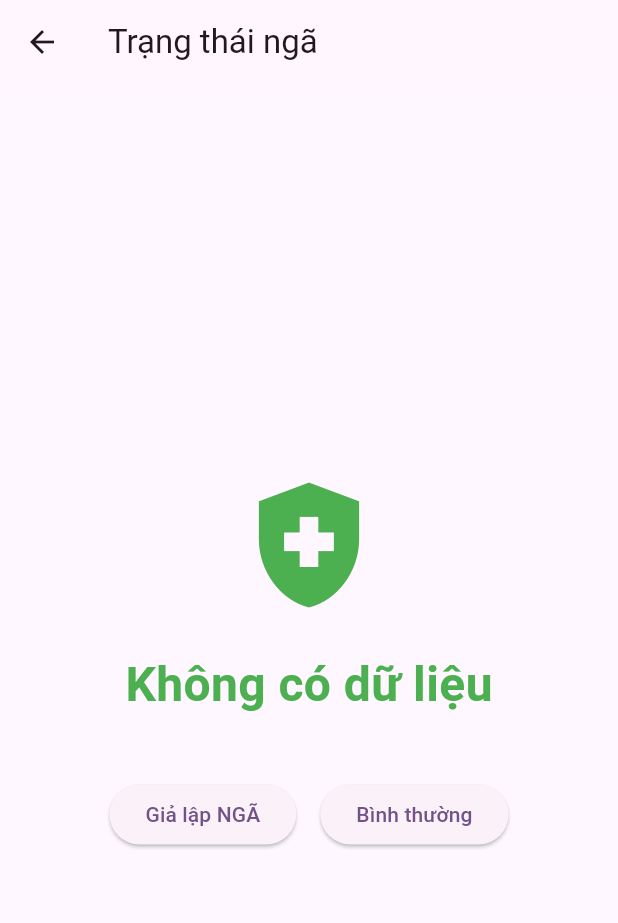
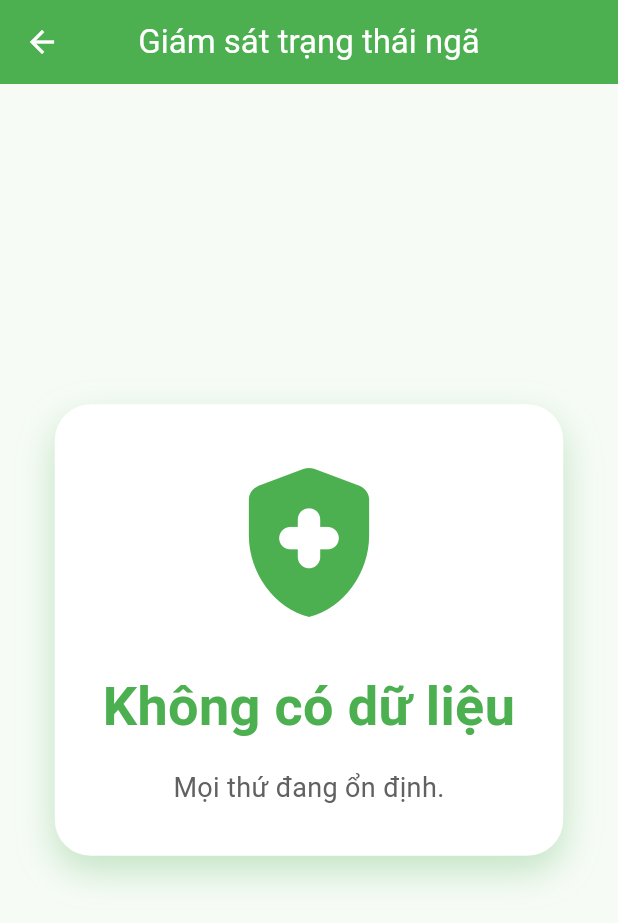
Before and after one commit to WuTech256/flutter_test, a Flutter app: the screen it shows once a user with an empty profile is signed in, after a tap on "Theo dõi ngã", on a phone screen of 412 x 824 dp. Shown: the top 923 px of the screen. Run offline on Flutter 3.47's test engine with Material 3 defaults, Android fonts, the phone set to English and light mode, and no system bars; our stand-ins replace cloud_firestore, firebase_auth, firebase_core, firebase_database, firebase_messaging, flutter_local_notifications and 2 more; missing offline and left inert: flutter_background_service, flutter_background_service_android; accounts and stored records are empty.

Commit message:
test 3.2

```diff
--- a/lib/screens/fall_status_screen.dart
+++ b/lib/screens/fall_status_screen.dart
@@ -22,10 +22,11 @@ class _FallStatusScreenState extends State<FallStatusScreen> {
     super.initState();
     _ref = FirebaseDatabase.instance.ref('locations/${widget.username}/Status');
 
-    // Xin quyền & subscribe topic một lần
+    // Cấp quyền và subscribe topic FCM
     FirebaseMessaging.instance.requestPermission();
     FirebaseMessaging.instance.subscribeToTopic(widget.username);
 
+    // Lắng nghe thay đổi DB
     _ref.onValue.listen((event) {
       final raw = event.snapshot.value;
       if (!mounted) return;
@@ -36,9 +37,10 @@ class _FallStatusScreenState extends State<FallStatusScreen> {
       final s = raw.toString().trim().toLowerCase();
       final isFallRaw =
           (raw is bool && raw == false) || s == 'fall' || s == 'false';
-      setState(() => _status = isFallRaw ? '⚠️ NGÃ' : 'Bình thường');
+      setState(() => _status = isFallRaw ? '⚠️ NGÃ' : '✅ Bình thường');
     });
 
+    // Lắng nghe thông báo từ Firebase Cloud Messaging
     FirebaseMessaging.onMessage.listen((msg) {
       final n = msg.notification;
       if (n != null) {
@@ -62,44 +64,106 @@ class _FallStatusScreenState extends State<FallStatusScreen> {
   @override
   Widget build(BuildContext context) {
     final isFall = _status.startsWith('⚠️');
-    final color = isFall ? Colors.red : Colors.green;
+    final color = isFall ? Colors.redAccent : Colors.green;
+    final bgColor = isFall ? Colors.red.withOpacity(0.1) : Colors.green.withOpacity(0.05);
+
     return Scaffold(
-      appBar: AppBar(title: const Text('Trạng thái ngã')),
+      backgroundColor: bgColor,
+      appBar: AppBar(
+        title: const Text('Giám sát trạng thái ngã'),
+        centerTitle: true,
+        elevation: 0,
+        backgroundColor: color,
+        foregroundColor: Colors.white,
+      ),
       body: Center(
+        child: Padding(
+          padding: const EdgeInsets.all(24),
           child: Column(
             mainAxisAlignment: MainAxisAlignment.center,
             children: [
+              AnimatedContainer(
+                duration: const Duration(milliseconds: 600),
+                curve: Curves.easeInOut,
+                padding: const EdgeInsets.all(32),
+                decoration: BoxDecoration(
+                  color: Colors.white,
+                  borderRadius: BorderRadius.circular(24),
+                  boxShadow: [
+                    BoxShadow(
+                      color: color.withOpacity(0.3),
+                      blurRadius: 20,
+                      offset: const Offset(0, 10),
+                    ),
+                  ],
+                ),
+                child: Column(
+                  children: [
                     Icon(
-              isFall ? Icons.warning : Icons.health_and_safety,
-              size: 100,
+                      isFall ? Icons.warning_amber_rounded : Icons.health_and_safety_rounded,
+                      size: 120,
                       color: color,
                     ),
-            const SizedBox(height: 20),
+                    const SizedBox(height: 24),
                     Text(
                       _status,
                       style: TextStyle(
-                fontSize: 32,
+                        fontSize: 36,
                         fontWeight: FontWeight.bold,
                         color: color,
                       ),
+                      textAlign: TextAlign.center,
                     ),
-            const SizedBox(height: 40),
-            // Nút test viết giá trị lên DB
-            Row(
-              mainAxisAlignment: MainAxisAlignment.center,
-              children: [
-                ElevatedButton(
-                  onPressed: () => _ref.set(false), // giả lập ngã
-                  child: const Text('Giả lập NGÃ'),
+                    const SizedBox(height: 16),
+                    Text(
+                      isFall
+                          ? "Phát hiện ngã! Hãy kiểm tra ngay."
+                          : "Mọi thứ đang ổn định.",
+                      style: TextStyle(
+                        fontSize: 18,
+                        color: Colors.grey[700],
                       ),
-                const SizedBox(width: 16),
-                ElevatedButton(
-                  onPressed: () => _ref.set(true), // trở lại bình thường
-                  child: const Text('Bình thường'),
+                      textAlign: TextAlign.center,
                     ),
                   ],
                 ),
+              ),
+              const SizedBox(height: 40),
+              // Nút test giá trị (ẩn khi triển khai thật)
+              // Row(
+              //   mainAxisAlignment: MainAxisAlignment.center,
+              //   children: [
+              //     ElevatedButton.icon(
+              //       onPressed: () => _ref.set(false),
+              //       icon: const Icon(Icons.warning_amber_rounded),
+              //       label: const Text('Giả lập NGÃ'),
+              //       style: ElevatedButton.styleFrom(
+              //         backgroundColor: Colors.redAccent,
+              //         foregroundColor: Colors.white,
+              //         padding: const EdgeInsets.symmetric(horizontal: 20, vertical: 12),
+              //         shape: RoundedRectangleBorder(
+              //           borderRadius: BorderRadius.circular(16),
+              //         ),
+              //       ),
+              //     ),
+              //     const SizedBox(width: 20),
+              //     ElevatedButton.icon(
+              //       onPressed: () => _ref.set(true),
+              //       icon: const Icon(Icons.check_circle_outline),
+              //       label: const Text('Bình thường'),
+              //       style: ElevatedButton.styleFrom(
+              //         backgroundColor: Colors.green,
+              //         foregroundColor: Colors.white,
+              //         padding: const EdgeInsets.symmetric(horizontal: 20, vertical: 12),
+              //         shape: RoundedRectangleBorder(
+              //           borderRadius: BorderRadius.circular(16),
+              //         ),
+              //       ),
+              //     ),
+              //   ],
+              // ),
             ],
+          ),
         ),
       ),
     );
```
Lines whose indentation alone changed are shown as unchanged.
